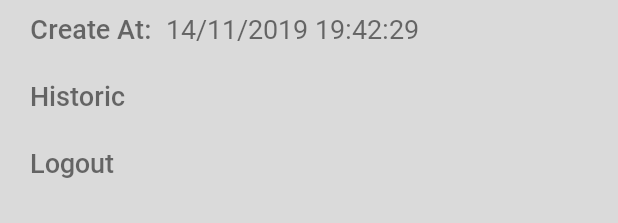
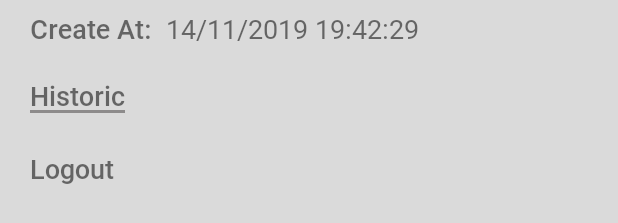
Before and after one commit to Giulio-Giu/MovieSearch, an Android app: the layout fragment_profile.xml on its own in the app's theme, with its tools: preview values and no code run, on a phone screen of 412 x 824 dp. Shown: the part 236-459 px from the top of the screen. Run offline under Robolectric (Android 15) with nearby library versions, the phone set to English and light mode, and no system bars.

Commit message:
Profile Finalizado
Tela e retorno da api Do Profile finalizado. Alterações para passar os dados do perfil

```diff
--- a/app/src/main/java/br/com/trabalhoomdb/ui/activities/SignInActivity.kt
+++ b/app/src/main/java/br/com/trabalhoomdb/ui/activities/SignInActivity.kt
@@ -26,12 +26,12 @@ class SignInActivity : AppCompatActivity() {
         //verificando se tem usuário logado
         sharedPrefferencesGlobal = getSharedPreferences(getString(R.string.PREF_APP_NAME), Context.MODE_PRIVATE)
 
-        if (sharedPrefferencesGlobal.getString(getString(R.string.PREF_EMAIL), "")!!.isNotEmpty()) {
+        if (!sharedPrefferencesGlobal.getString(getString(R.string.PREF_EMAIL), "").isNullOrEmpty()) {
 
             val user = Account()
             user.email = sharedPrefferencesGlobal.getString(getString(R.string.PREF_EMAIL), "")!!
-            user.password = sharedPrefferencesGlobal.getString(getString(R.string.PREF_PASSWORD), "")!!
             user.name = sharedPrefferencesGlobal.getString(getString(R.string.PREF_NAME), "")!!
+            user.createdAt = sharedPrefferencesGlobal.getString(getString(R.string.PREF_CREATEAT), "")!!
 
             gotoHome(true, user)
         }
@@ -97,8 +97,8 @@ class SignInActivity : AppCompatActivity() {
         if (!isLogged) {
             sharedPrefferencesGlobal.edit()
                 .putString(getString(R.string.PREF_EMAIL), et_signIn_email.text.toString().trim())
-                .putString(getString(R.string.PREF_PASSWORD), et_signIn_password.text.toString().trim())
                 .putString(getString(R.string.PREF_NAME), user.name)
+                .putString(getString(R.string.PREF_CREATEAT), user.createdAt)
                 .apply()
         }
 
--- a/app/src/main/java/br/com/trabalhoomdb/ui/fragments/EpisodesFragment.kt
+++ b/app/src/main/java/br/com/trabalhoomdb/ui/fragments/EpisodesFragment.kt
@@ -69,14 +69,13 @@ class EpisodesFragment : Fragment() {
                 response?.let {
                     if (it.body().Response.equals("true", ignoreCase = true)) {
                         tv_fragmentEpisode_messageError.visibility = TextView.INVISIBLE
-                        callAdater(it.body().Episodes)
+                        callAdapter(it.body().Episodes)
                     } else {
                         Toast.makeText(
                             contextActivity,
                             resources.getString(R.string.fragmentEpisode_message_error_searchResult),
                             Toast.LENGTH_LONG
                         ).show()
-                        fragmentEpisode_recyclerView.visibility = RecyclerView.INVISIBLE
                         tv_fragmentEpisode_messageError.visibility = TextView.VISIBLE
                         tv_fragmentEpisode_messageError.text =
                             resources.getString(R.string.fragmentEpisode_message_error_searchResult)
@@ -91,7 +90,7 @@ class EpisodesFragment : Fragment() {
         })
     }
 
-    fun callAdater(episodes: List<Episode>) {
+    fun callAdapter(episodes: List<Episode>) {
         val adapter = EpisodesAdapter(contextActivity, episodes)
         fragmentEpisode_recyclerView.adapter = adapter
         fragmentEpisode_recyclerView.layoutManager = LinearLayoutManager(contextActivity)
--- a/app/src/main/java/br/com/trabalhoomdb/ui/fragments/HomeFragment.kt
+++ b/app/src/main/java/br/com/trabalhoomdb/ui/fragments/HomeFragment.kt
@@ -55,6 +55,11 @@ class HomeFragment : Fragment() {
             shared.edit()
                 .remove(getString(R.string.PREF_HISTORIC_SEARCH))
                 .apply()
+        }
+
+        if (et_movieSearchHint.text.toString().trim().isNotEmpty()) {
+            tv_home_messageError.visibility = TextView.INVISIBLE
+            searchFilm(et_movieSearchHint.text.toString().trim())
         }
 
         home_btn_search.setOnClickListener {
--- a/app/src/main/res/layout/fragment_profile.xml
+++ b/app/src/main/res/layout/fragment_profile.xml
@@ -23,105 +23,113 @@
             android:id="@+id/tv_fragmentProfile_name"
             android:layout_width="wrap_content"
             android:layout_height="wrap_content"
+            android:layout_marginStart="20dp"
+            android:layout_marginLeft="20dp"
             android:layout_marginTop="20dp"
-            android:layout_marginLeft="20dp"
-            android:layout_marginStart="20dp"
             android:text="@string/fragmentProfile_name"
             android:textSize="18sp"
             app:fontFamily="@font/robotomedium"
-            app:layout_constraintTop_toBottomOf="@id/tv_fragmentProfile_title"
-            app:layout_constraintStart_toStartOf="parent"/>
+            app:layout_constraintStart_toStartOf="parent"
+            app:layout_constraintTop_toBottomOf="@id/tv_fragmentProfile_title"/>
 
     <TextView
             android:id="@+id/tv_fragmentProfile_userName"
             android:layout_width="wrap_content"
             android:layout_height="wrap_content"
+            android:layout_marginStart="10dp"
+            android:layout_marginLeft="10dp"
             android:layout_marginTop="20dp"
-            android:layout_marginLeft="10dp"
-            android:layout_marginStart="10dp"
             android:text="@string/fragmentProfile_userName"
             android:textSize="18sp"
             app:fontFamily="@font/robotoregular"
-            app:layout_constraintTop_toBottomOf="@id/tv_fragmentProfile_title"
-            app:layout_constraintStart_toEndOf="@id/tv_fragmentProfile_name"/>
+            app:layout_constraintStart_toEndOf="@id/tv_fragmentProfile_name"
+            app:layout_constraintTop_toBottomOf="@id/tv_fragmentProfile_title"/>
 
     <TextView
             android:id="@+id/tv_fragmentProfile_email"
             android:layout_width="wrap_content"
             android:layout_height="wrap_content"
+            android:layout_marginStart="20dp"
+            android:layout_marginLeft="20dp"
             android:layout_marginTop="20dp"
-            android:layout_marginLeft="20dp"
-            android:layout_marginStart="20dp"
             android:text="@string/fragmentProfile_email"
             android:textSize="18sp"
             app:fontFamily="@font/robotomedium"
-            app:layout_constraintTop_toBottomOf="@id/tv_fragmentProfile_name"
-            app:layout_constraintStart_toStartOf="parent"/>
+            app:layout_constraintStart_toStartOf="parent"
+            app:layout_constraintTop_toBottomOf="@id/tv_fragmentProfile_name"/>
 
     <TextView
             android:id="@+id/tv_fragmentProfile_userEmail"
             android:layout_width="wrap_content"
             android:layout_height="wrap_content"
+            android:layout_marginStart="10dp"
+            android:layout_marginLeft="10dp"
             android:layout_marginTop="20dp"
-            android:layout_marginLeft="10dp"
-            android:layout_marginStart="10dp"
             android:text="@string/fragmentProfile_userEmail"
             android:textSize="18sp"
             app:fontFamily="@font/robotoregular"
-            app:layout_constraintTop_toBottomOf="@id/tv_fragmentProfile_name"
-            app:layout_constraintStart_toEndOf="@id/tv_fragmentProfile_email"/>
+            app:layout_constraintStart_toEndOf="@id/tv_fragmentProfile_email"
+            app:layout_constraintTop_toBottomOf="@id/tv_fragmentProfile_name"/>
 
     <TextView
             android:id="@+id/tv_fragmentProfile_createAt"
             android:layout_width="wrap_content"
             android:layout_height="wrap_content"
+            android:layout_marginStart="20dp"
+            android:layout_marginLeft="20dp"
             android:layout_marginTop="20dp"
-            android:layout_marginLeft="20dp"
-            android:layout_marginStart="20dp"
             android:text="@string/fragmentProfile_createAt"
             android:textSize="18sp"
             app:fontFamily="@font/robotomedium"
-            app:layout_constraintTop_toBottomOf="@id/tv_fragmentProfile_email"
-            app:layout_constraintStart_toStartOf="parent"/>
+            app:layout_constraintStart_toStartOf="parent"
+            app:layout_constraintTop_toBottomOf="@id/tv_fragmentProfile_email"/>
 
     <TextView
             android:id="@+id/tv_fragmentProfile_userCreateAt"
             android:layout_width="wrap_content"
             android:layout_height="wrap_content"
+            android:layout_marginStart="10dp"
+            android:layout_marginLeft="10dp"
             android:layout_marginTop="20dp"
-            android:layout_marginLeft="10dp"
-            android:layout_marginStart="10dp"
             android:text="@string/fragmentProfile_userCreateAt"
             android:textSize="18sp"
             app:fontFamily="@font/robotoregular"
-            app:layout_constraintTop_toBottomOf="@id/tv_fragmentProfile_email"
-            app:layout_constraintStart_toEndOf="@id/tv_fragmentProfile_createAt"/>
+            app:layout_constraintStart_toEndOf="@id/tv_fragmentProfile_createAt"
+            app:layout_constraintTop_toBottomOf="@id/tv_fragmentProfile_email"/>
 
     <TextView
             android:id="@+id/tv_fragmentProfile_historic"
             android:layout_width="wrap_content"
-            android:layout_height="wrap_content"
+            android:layout_height="23dp"
+            android:layout_marginStart="20dp"
+            android:layout_marginLeft="20dp"
             android:layout_marginTop="20dp"
-            android:layout_marginLeft="20dp"
-            android:layout_marginStart="20dp"
             android:text="@string/fragmentProfile_historic"
             android:textSize="18sp"
             app:fontFamily="@font/robotomedium"
-            app:layout_constraintTop_toBottomOf="@id/tv_fragmentProfile_createAt"
-            app:layout_constraintStart_toStartOf="parent"/>
+            app:layout_constraintStart_toStartOf="parent"
+            app:layout_constraintTop_toBottomOf="@id/tv_fragmentProfile_createAt"/>
+
+    <View
+            android:layout_width="63.5dp"
+            android:layout_height="2dp"
+            android:layout_marginTop="42dp"
+            android:background="@color/dark_gray"
+            app:layout_constraintStart_toStartOf="@id/tv_fragmentProfile_historic"
+            app:layout_constraintTop_toBottomOf="@id/tv_fragmentProfile_createAt"/>
 
     <TextView
             android:id="@+id/tv_fragmentProfile_logout"
             android:layout_width="wrap_content"
             android:layout_height="wrap_content"
-            android:layout_marginTop="20dp"
+            android:layout_marginStart="20dp"
             android:layout_marginLeft="20dp"
-            android:layout_marginStart="20dp"
+            android:layout_marginTop="25dp"
             android:text="@string/fragmentProfile_logout"
             android:textSize="18sp"
             app:fontFamily="@font/robotomedium"
-            app:layout_constraintTop_toBottomOf="@id/tv_fragmentProfile_historic"
-            app:layout_constraintStart_toStartOf="parent"/>
+            app:layout_constraintStart_toStartOf="parent"
+            app:layout_constraintTop_toBottomOf="@id/tv_fragmentProfile_historic"/>
 
 
 </androidx.constraintlayout.widget.ConstraintLayout>
--- a/app/src/main/res/values/strings.xml
+++ b/app/src/main/res/values/strings.xml
@@ -3,8 +3,8 @@
 
     <string name="PREF_APP_NAME">MSI</string>
     <string name="PREF_EMAIL">email</string>
-    <string name="PREF_PASSWORD">password</string>
     <string name="PREF_NAME">name</string>
+    <string name="PREF_CREATEAT">createat</string>
     <string name="PREF_LIST_SEARCH">listSearch</string>
     <string name="PREF_HISTORIC_SEARCH">historicSearch</string>
     <string name="USER">userAccount</string>
@@ -31,9 +31,7 @@
 
     <!-- ForgotPasswordActivity e activity_forgot_password -->
     <string name="reset_password">Recover Password</string>
-    <string name="forgotPassword_message">If your email exists in our database, you will receive a link with
-        instructions to recover your password!
-    </string>
+    <string name="forgotPassword_message">If your email exists in our database, you will receive a new password!</string>
     <string name="btn_send">Send</string>
     <string name="error_email_empty">Email cannot be empty</string>
     <string name="ok">Okay</string>
```
Also changed, not shown: app/src/main/java/br/com/trabalhoomdb/ui/activities/HomeActivity.kt (+7 -0 lines), app/src/main/java/br/com/trabalhoomdb/ui/fragments/ProfileFragment.kt (+41 -0 lines).
